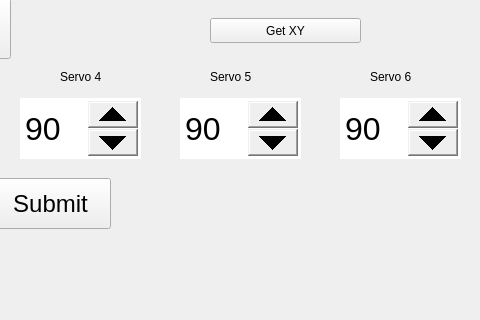
Before: the Qt Designer form neuron/mainwindow.ui in evkuz/qt_linux, drawn with Qt 5; both pictures show x 470 to 950 and y 162 to 482 of the 950 by 482 pixel window.
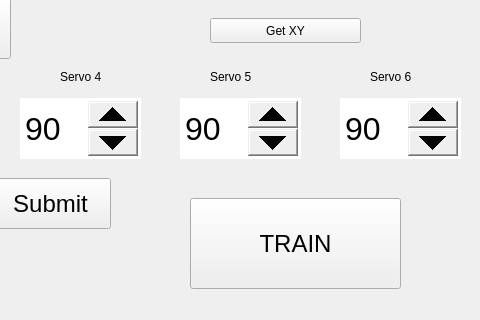
After: the same form once the commit is applied.

Patch:
```diff
--- a/neuron/mainwindow.ui
+++ b/neuron/mainwindow.ui
@@ -420,6 +420,25 @@
     <string>Submit</string>
    </property>
   </widget>
+  <widget class="QPushButton" name="trainButton">
+   <property name="geometry">
+    <rect>
+     <x>660</x>
+     <y>360</y>
+     <width>211</width>
+     <height>91</height>
+    </rect>
+   </property>
+   <property name="font">
+    <font>
+     <pointsize>18</pointsize>
+     <italic>false</italic>
+    </font>
+   </property>
+   <property name="text">
+    <string>TRAIN</string>
+   </property>
+  </widget>
  </widget>
  <resources/>
  <connections/>
```
